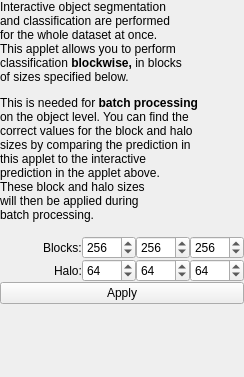
Above: ilastik/applets/blockwiseObjectClassification/drawer.ui from ilastik/ilastik before the change. Below: the same form after it.
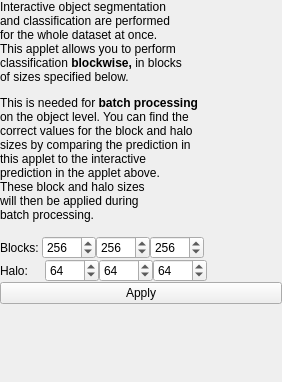
That is the form after the change.

Commit message: gui imrpovements in thresholding and blockwise prediction: make single channel selection white, show final output on apply button pressed, reasonable minimal block size

Diff of the .ui file:
```diff
--- a/ilastik/applets/blockwiseObjectClassification/drawer.ui
+++ b/ilastik/applets/blockwiseObjectClassification/drawer.ui
@@ -6,8 +6,8 @@
    <rect>
     <x>0</x>
     <y>0</y>
-    <width>244</width>
-    <height>377</height>
+    <width>282</width>
+    <height>382</height>
    </rect>
   </property>
   <property name="windowTitle">
@@ -34,19 +34,6 @@
        <property name="spacing">
         <number>0</number>
        </property>
-       <item>
-        <spacer name="horizontalSpacer">
-         <property name="orientation">
-          <enum>Qt::Horizontal</enum>
-         </property>
-         <property name="sizeHint" stdset="0">
-          <size>
-           <width>40</width>
-           <height>20</height>
-          </size>
-         </property>
-        </spacer>
-       </item>
        <item>
         <widget class="QLabel" name="blockLabel">
          <property name="sizePolicy">
@@ -56,7 +43,7 @@
           </sizepolicy>
          </property>
          <property name="text">
-          <string>Blocks:</string>
+          <string>Blocks: </string>
          </property>
         </widget>
        </item>
@@ -66,7 +53,7 @@
           <string>Block shape: X dimension</string>
          </property>
          <property name="minimum">
-          <number>1</number>
+          <number>10</number>
          </property>
          <property name="maximum">
           <number>4096</number>
@@ -82,7 +69,7 @@
           <string>Block shape: Y dimension</string>
          </property>
          <property name="minimum">
-          <number>1</number>
+          <number>10</number>
          </property>
          <property name="maximum">
           <number>4096</number>
@@ -98,7 +85,7 @@
           <string>Block shape: Z dimension</string>
          </property>
          <property name="minimum">
-          <number>1</number>
+          <number>10</number>
          </property>
          <property name="maximum">
           <number>4096</number>
@@ -108,6 +95,19 @@
          </property>
         </widget>
        </item>
+       <item>
+        <spacer name="horizontalSpacer">
+         <property name="orientation">
+          <enum>Qt::Horizontal</enum>
+         </property>
+         <property name="sizeHint" stdset="0">
+          <size>
+           <width>40</width>
+           <height>20</height>
+          </size>
+         </property>
+        </spacer>
+       </item>
       </layout>
      </item>
      <item>
@@ -115,19 +115,6 @@
        <property name="spacing">
         <number>0</number>
        </property>
-       <item>
-        <spacer name="horizontalSpacer_2">
-         <property name="orientation">
-          <enum>Qt::Horizontal</enum>
-         </property>
-         <property name="sizeHint" stdset="0">
-          <size>
-           <width>40</width>
-           <height>20</height>
-          </size>
-         </property>
-        </spacer>
-       </item>
        <item>
         <widget class="QLabel" name="haloLabel">
          <property name="sizePolicy">
@@ -137,7 +124,7 @@
           </sizepolicy>
          </property>
          <property name="text">
-          <string>Halo:</string>
+          <string>Halo:     </string>
          </property>
         </widget>
        </item>
@@ -180,6 +167,19 @@
          </property>
         </widget>
        </item>
+       <item>
+        <spacer name="horizontalSpacer_2">
+         <property name="orientation">
+          <enum>Qt::Horizontal</enum>
+         </property>
+         <property name="sizeHint" stdset="0">
+          <size>
+           <width>40</width>
+           <height>20</height>
+          </size>
+         </property>
+        </spacer>
+       </item>
       </layout>
      </item>
      <item>
```
Left out of the diff: 3 changed lines with no effect on the pictures. The commit also changes 2 other files.
